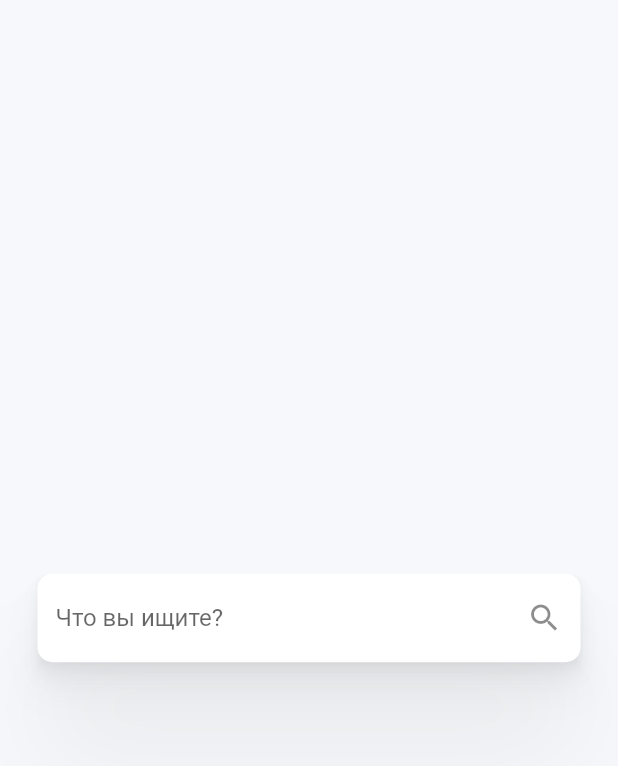
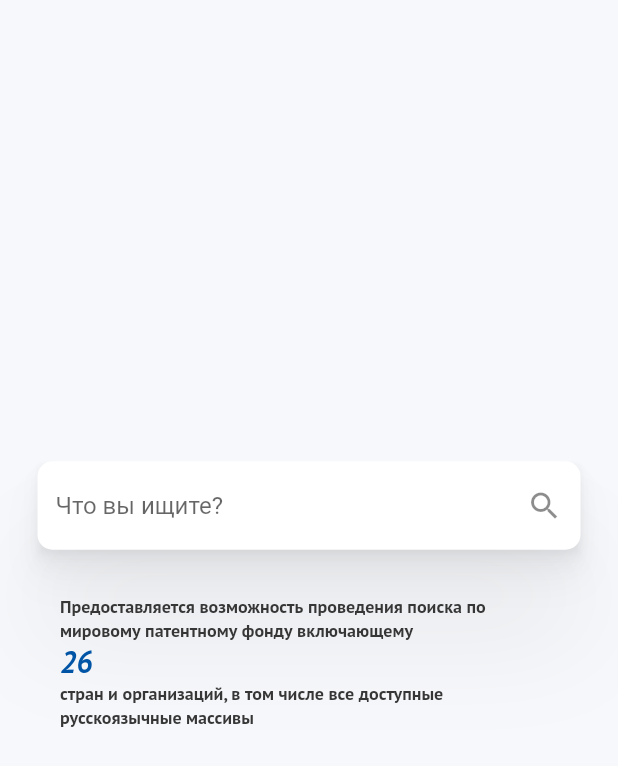
Before and after one commit to black-rusuz/rospatent, a Flutter app: the screen it shows after launch, on a phone screen of 412 x 824 dp. Shown: the top 766 px of the screen. Run offline on Flutter 3.47's test engine with Material 2 defaults, Android fonts, the light colour scheme and no system bars; our stand-ins replace dio, equatable, flutter_bloc, flutter_html, get_it, google_fonts and 1 more.

Commit message:
part/cards search subtitle

```diff
--- a/lib/presentation/pages/home/home_page.dart
+++ b/lib/presentation/pages/home/home_page.dart
@@ -1,5 +1,6 @@
 import 'package:flutter/material.dart';
 import 'package:flutter_bloc/flutter_bloc.dart';
+import 'package:google_fonts/google_fonts.dart';
 
 import '../../providers/style.dart';
 import '../../widgets/base_text_field.dart';
@@ -18,7 +19,15 @@ class _HomePageState extends State<HomePage> {
   final controller = TextEditingController();
 
   //TODO:
-  void search() => context.read<HomeBloc>().add(HomeSearch('Лампа'));
+  void search() => context.read<HomeBloc>().add(const HomeSearch('Лампа'));
+
+  TextStyle get textStyle => GoogleFonts.ptSans(
+      fontSize: 12, fontWeight: FontWeight.bold, color: Style.primary);
+
+  String get firstPart =>
+      'Предоставляется возможность проведения поиска по мировому патентному фонду включающему';
+  String get secondPart =>
+      'стран и организаций, в том числе все доступные русскоязычные массивы';
 
   @override
   Widget build(BuildContext context) {
@@ -43,6 +52,23 @@ class _HomePageState extends State<HomePage> {
                   icon: Icon(Icons.search),
                   onPressed: search,
                 ),
+                Padding(
+                  padding:
+                      const EdgeInsets.symmetric(horizontal: 40, vertical: 30),
+                  child: Column(
+                    crossAxisAlignment: CrossAxisAlignment.start,
+                    children: [
+                      Text(firstPart, style: textStyle),
+                      Text('26',
+                          style: GoogleFonts.ptSans(
+                              fontSize: 20,
+                              fontWeight: FontWeight.bold,
+                              fontStyle: FontStyle.italic,
+                              color: Style.accent)),
+                      Text(secondPart, style: textStyle),
+                    ],
+                  ),
+                )
               ],
             ),
           );
```
